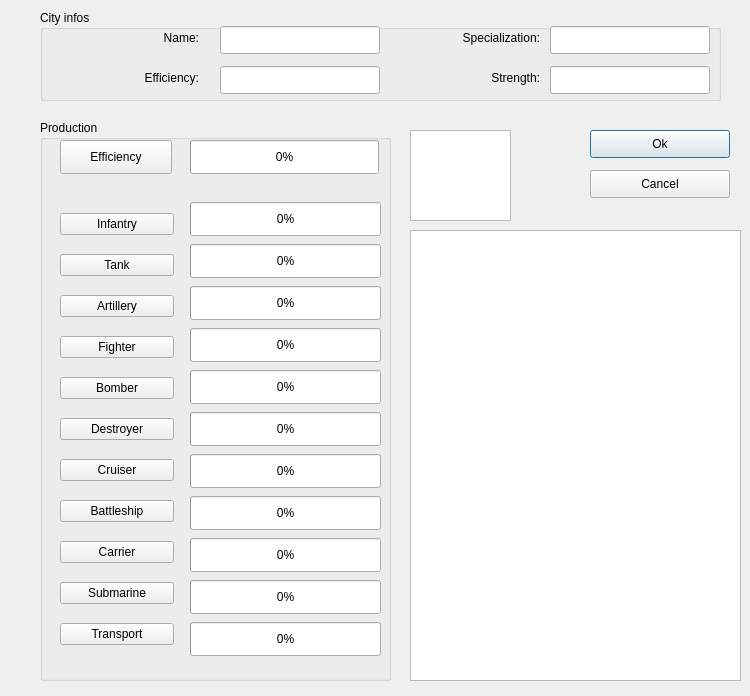
Qt form GameDemonstrator/dialogs/MapCitySettingsDialog.ui (raubwuerger/StrategicGameProject) before a commit.
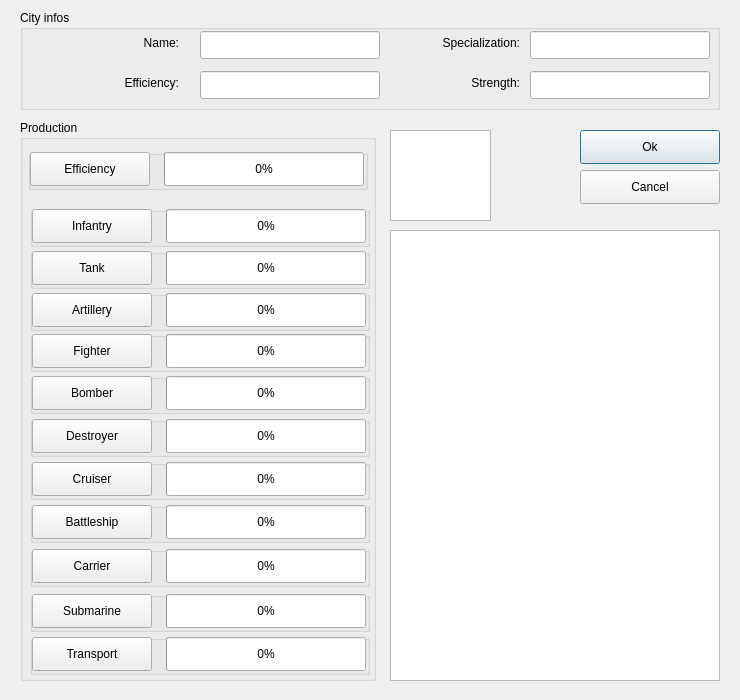
The same form after that commit.

Commit message: Somg GUI design.

Patch:
```diff
--- a/GameDemonstrator/dialogs/MapCitySettingsDialog.ui
+++ b/GameDemonstrator/dialogs/MapCitySettingsDialog.ui
@@ -6,378 +6,690 @@
    <rect>
     <x>0</x>
     <y>0</y>
-    <width>750</width>
-    <height>696</height>
+    <width>740</width>
+    <height>700</height>
    </rect>
   </property>
+  <property name="minimumSize">
+   <size>
+    <width>740</width>
+    <height>700</height>
+   </size>
+  </property>
+  <property name="maximumSize">
+   <size>
+    <width>740</width>
+    <height>700</height>
+   </size>
+  </property>
   <property name="windowTitle">
    <string>City Settings</string>
   </property>
   <widget class="QGroupBox" name="groupBoxProduction">
    <property name="geometry">
     <rect>
-     <x>40</x>
+     <x>20</x>
      <y>120</y>
-     <width>351</width>
+     <width>356</width>
      <height>561</height>
     </rect>
    </property>
    <property name="title">
     <string>Production</string>
    </property>
-   <widget class="QPushButton" name="pushButtonProduceEfficiency">
+   <widget class="QGroupBox" name="groupBoxEfficiency">
     <property name="geometry">
      <rect>
-      <x>20</x>
-      <y>20</y>
-      <width>112</width>
-      <height>34</height>
+      <x>8</x>
+      <y>30</y>
+      <width>340</width>
+      <height>40</height>
      </rect>
     </property>
-    <property name="text">
-     <string>Efficiency</string>
+    <property name="title">
+     <string/>
     </property>
+    <widget class="QPushButton" name="pushButtonProduceEfficiency">
+     <property name="geometry">
+      <rect>
+       <x>2</x>
+       <y>2</y>
+       <width>120</width>
+       <height>34</height>
+      </rect>
+     </property>
+     <property name="text">
+      <string>Efficiency</string>
+     </property>
+    </widget>
+    <widget class="QProgressBar" name="progressBarProgressEfficieny">
+     <property name="geometry">
+      <rect>
+       <x>136</x>
+       <y>2</y>
+       <width>200</width>
+       <height>34</height>
+      </rect>
+     </property>
+     <property name="minimumSize">
+      <size>
+       <width>0</width>
+       <height>34</height>
+      </size>
+     </property>
+     <property name="maximumSize">
+      <size>
+       <width>16777215</width>
+       <height>34</height>
+      </size>
+     </property>
+     <property name="value">
+      <number>0</number>
+     </property>
+     <property name="alignment">
+      <set>Qt::AlignJustify|Qt::AlignVCenter</set>
+     </property>
+    </widget>
    </widget>
-   <widget class="QProgressBar" name="progressBarProgressEfficieny">
+   <widget class="QGroupBox" name="groupBoxInfantry">
     <property name="geometry">
      <rect>
-      <x>150</x>
-      <y>20</y>
-      <width>189</width>
-      <height>34</height>
+      <x>10</x>
+      <y>87</y>
+      <width>340</width>
+      <height>40</height>
      </rect>
     </property>
-    <property name="minimumSize">
-     <size>
-      <width>0</width>
-      <height>34</height>
-     </size>
+    <property name="title">
+     <string/>
     </property>
-    <property name="maximumSize">
-     <size>
-      <width>16777215</width>
-      <height>34</height>
-     </size>
+    <widget class="QProgressBar" name="progressBarProgressInfantry">
+     <property name="geometry">
+      <rect>
+       <x>136</x>
+       <y>2</y>
+       <width>200</width>
+       <height>34</height>
+      </rect>
+     </property>
+     <property name="minimumSize">
+      <size>
+       <width>0</width>
+       <height>34</height>
+      </size>
+     </property>
+     <property name="maximumSize">
+      <size>
+       <width>16777215</width>
+       <height>34</height>
+      </size>
+     </property>
+     <property name="value">
+      <number>0</number>
+     </property>
+     <property name="alignment">
+      <set>Qt::AlignJustify|Qt::AlignVCenter</set>
+     </property>
+    </widget>
+    <widget class="QPushButton" name="pushButtonProduceInfantry">
+     <property name="geometry">
+      <rect>
+       <x>2</x>
+       <y>2</y>
+       <width>120</width>
+       <height>34</height>
+      </rect>
+     </property>
+     <property name="text">
+      <string>Infantry</string>
+     </property>
+    </widget>
+   </widget>
+   <widget class="QGroupBox" name="groupBoxTank">
+    <property name="geometry">
+     <rect>
+      <x>10</x>
+      <y>129</y>
+      <width>340</width>
+      <height>40</height>
+     </rect>
     </property>
-    <property name="value">
-     <number>0</number>
+    <property name="title">
+     <string/>
     </property>
+    <widget class="QProgressBar" name="progressBarProgressTank">
+     <property name="geometry">
+      <rect>
+       <x>136</x>
+       <y>2</y>
+       <width>200</width>
+       <height>34</height>
+      </rect>
+     </property>
+     <property name="minimumSize">
+      <size>
+       <width>0</width>
+       <height>34</height>
+      </size>
+     </property>
+     <property name="maximumSize">
+      <size>
+       <width>16777215</width>
+       <height>34</height>
+      </size>
+     </property>
+     <property name="value">
+      <number>0</number>
+     </property>
+     <property name="alignment">
+      <set>Qt::AlignJustify|Qt::AlignVCenter</set>
+     </property>
+    </widget>
+    <widget class="QPushButton" name="pushButtonProduceTank">
+     <property name="geometry">
+      <rect>
+       <x>2</x>
+       <y>2</y>
+       <width>120</width>
+       <height>34</height>
+      </rect>
+     </property>
+     <property name="text">
+      <string>Tank</string>
+     </property>
+    </widget>
    </widget>
-   <widget class="QWidget" name="layoutWidget">
+   <widget class="QGroupBox" name="groupBoxArtillery">
     <property name="geometry">
      <rect>
-      <x>20</x>
-      <y>80</y>
-      <width>114</width>
-      <height>466</height>
+      <x>10</x>
+      <y>171</y>
+      <width>340</width>
+      <height>40</height>
      </rect>
     </property>
-    <layout class="QVBoxLayout" name="verticalLayout">
-     <item>
-      <widget class="QPushButton" name="pushButtonProduceInfantry">
-       <property name="text">
-        <string>Infantry</string>
-       </property>
-      </widget>
-     </item>
-     <item>
-      <widget class="QPushButton" name="pushButtonProduceTank">
-       <property name="text">
-        <string>Tank</string>
-       </property>
-      </widget>
-     </item>
-     <item>
-      <widget class="QPushButton" name="pushButtonProduceArtillery">
-       <property name="text">
-        <string>Artillery</string>
-       </property>
-      </widget>
-     </item>
-     <item>
-      <widget class="QPushButton" name="pushButtonProduceFighter">
-       <property name="text">
-        <string>Fighter</string>
-       </property>
-      </widget>
-     </item>
-     <item>
-      <widget class="QPushButton" name="pushButtonProduceBomber">
-       <property name="text">
-        <string>Bomber</string>
-       </property>
-      </widget>
-     </item>
-     <item>
-      <widget class="QPushButton" name="pushButtonProduceDestroyer">
-       <property name="text">
-        <string>Destroyer</string>
-       </property>
-      </widget>
-     </item>
-     <item>
-      <widget class="QPushButton" name="pushButtonProduceCruiser">
-       <property name="text">
-        <string>Cruiser</string>
-       </property>
-      </widget>
-     </item>
-     <item>
-      <widget class="QPushButton" name="pushButtonProduceBattleshitp">
-       <property name="text">
-        <string>Battleship</string>
-       </property>
-      </widget>
-     </item>
-     <item>
-      <widget class="QPushButton" name="pushButtonProduceCarrier">
-       <property name="text">
-        <string>Carrier</string>
-       </property>
-      </widget>
-     </item>
-     <item>
-      <widget class="QPushButton" name="pushButtonProduceSubmarine">
-       <property name="text">
-        <string>Submarine</string>
-       </property>
-      </widget>
-     </item>
-     <item>
-      <widget class="QPushButton" name="pushButtonProduceTransport">
-       <property name="text">
-        <string>Transport</string>
-       </property>
-      </widget>
-     </item>
-    </layout>
+    <property name="title">
+     <string/>
+    </property>
+    <widget class="QPushButton" name="pushButtonProduceArtillery">
+     <property name="geometry">
+      <rect>
+       <x>2</x>
+       <y>2</y>
+       <width>120</width>
+       <height>34</height>
+      </rect>
+     </property>
+     <property name="text">
+      <string>Artillery</string>
+     </property>
+    </widget>
+    <widget class="QProgressBar" name="progressBarProgressArtillery">
+     <property name="geometry">
+      <rect>
+       <x>136</x>
+       <y>2</y>
+       <width>200</width>
+       <height>34</height>
+      </rect>
+     </property>
+     <property name="minimumSize">
+      <size>
+       <width>0</width>
+       <height>34</height>
+      </size>
+     </property>
+     <property name="maximumSize">
+      <size>
+       <width>16777215</width>
+       <height>34</height>
+      </size>
+     </property>
+     <property name="value">
+      <number>0</number>
+     </property>
+     <property name="alignment">
+      <set>Qt::AlignJustify|Qt::AlignVCenter</set>
+     </property>
+    </widget>
    </widget>
-   <widget class="QWidget" name="layoutWidgetProgress">
+   <widget class="QGroupBox" name="groupBoxFighter">
     <property name="geometry">
      <rect>
-      <x>150</x>
-      <y>80</y>
-      <width>191</width>
-      <height>466</height>
+      <x>10</x>
+      <y>212</y>
+      <width>340</width>
+      <height>40</height>
      </rect>
     </property>
-    <layout class="QVBoxLayout" name="verticalLayout_2">
-     <item>
-      <widget class="QProgressBar" name="progressBarProgressInfantry">
-       <property name="minimumSize">
-        <size>
-         <width>0</width>
-         <height>34</height>
-        </size>
-       </property>
-       <property name="maximumSize">
-        <size>
-         <width>16777215</width>
-         <height>34</height>
-        </size>
-       </property>
-       <property name="value">
-        <number>0</number>
-       </property>
-      </widget>
-     </item>
-     <item>
-      <widget class="QProgressBar" name="progressBarProgressTank">
-       <property name="minimumSize">
-        <size>
-         <width>0</width>
-         <height>34</height>
-        </size>
-       </property>
-       <property name="maximumSize">
-        <size>
-         <width>16777215</width>
-         <height>34</height>
-        </size>
-       </property>
-       <property name="value">
-        <number>0</number>
-       </property>
-      </widget>
-     </item>
-     <item>
-      <widget class="QProgressBar" name="progressBarProgressArtillery">
-       <property name="minimumSize">
-        <size>
-         <width>0</width>
-         <height>34</height>
-        </size>
-       </property>
-       <property name="maximumSize">
-        <size>
-         <width>16777215</width>
-         <height>34</height>
-        </size>
-       </property>
-       <property name="value">
-        <number>0</number>
-       </property>
-      </widget>
-     </item>
-     <item>
-      <widget class="QProgressBar" name="progressBarProgressFighter">
-       <property name="minimumSize">
-        <size>
-         <width>0</width>
-         <height>34</height>
-        </size>
-       </property>
-       <property name="maximumSize">
-        <size>
-         <width>16777215</width>
-         <height>34</height>
-        </size>
-       </property>
-       <property name="value">
-        <number>0</number>
-       </property>
-      </widget>
-     </item>
-     <item>
-      <widget class="QProgressBar" name="progressBarProgressBomber">
-       <property name="minimumSize">
-        <size>
-         <width>0</width>
-         <height>34</height>
-        </size>
-       </property>
-       <property name="maximumSize">
-        <size>
-         <width>16777215</width>
-         <height>34</height>
-        </size>
-       </property>
-       <property name="value">
-        <number>0</number>
-       </property>
-      </widget>
-     </item>
-     <item>
-      <widget class="QProgressBar" name="progressBarProgressDestroyer">
-       <property name="minimumSize">
-        <size>
-         <width>0</width>
-         <height>34</height>
-        </size>
-       </property>
-       <property name="maximumSize">
-        <size>
-         <width>16777215</width>
-         <height>34</height>
-        </size>
-       </property>
-       <property name="value">
-        <number>0</number>
-       </property>
-      </widget>
-     </item>
-     <item>
-      <widget class="QProgressBar" name="progressBarProgressCruiser">
-       <property name="minimumSize">
-        <size>
-         <width>0</width>
-         <height>34</height>
-        </size>
-       </property>
-       <property name="maximumSize">
-        <size>
-         <width>16777215</width>
-         <height>34</height>
-        </size>
-       </property>
-       <property name="value">
-        <number>0</number>
-       </property>
-      </widget>
-     </item>
-     <item>
-      <widget class="QProgressBar" name="progressBarProgressBattleship">
-       <property name="minimumSize">
-        <size>
-         <width>0</width>
-         <height>34</height>
-        </size>
-       </property>
-       <property name="maximumSize">
-        <size>
-         <width>16777215</width>
-         <height>34</height>
-        </size>
-       </property>
-       <property name="value">
-        <number>0</number>
-       </property>
-      </widget>
-     </item>
-     <item>
-      <widget class="QProgressBar" name="progressBarProgressCarrier">
-       <property name="minimumSize">
-        <size>
-         <width>0</width>
-         <height>34</height>
-        </size>
-       </property>
-       <property name="maximumSize">
-        <size>
-         <width>16777215</width>
-         <height>34</height>
-        </size>
-       </property>
-       <property name="value">
-        <number>0</number>
-       </property>
-      </widget>
-     </item>
-     <item>
-      <widget class="QProgressBar" name="progressBarProgressSubmarine">
-       <property name="minimumSize">
-        <size>
-         <width>0</width>
-         <height>34</height>
-        </size>
-       </property>
-       <property name="maximumSize">
-        <size>
-         <width>16777215</width>
-         <height>34</height>
-        </size>
-       </property>
-       <property name="value">
-        <number>0</number>
-       </property>
-      </widget>
-     </item>
-     <item>
-      <widget class="QProgressBar" name="progressBarProgressTransport">
-       <property name="minimumSize">
-        <size>
-         <width>0</width>
-         <height>34</height>
-        </size>
-       </property>
-       <property name="maximumSize">
-        <size>
-         <width>16777215</width>
-         <height>34</height>
-        </size>
-       </property>
-       <property name="value">
-        <number>0</number>
-       </property>
-      </widget>
-     </item>
-    </layout>
+    <property name="title">
+     <string/>
+    </property>
+    <widget class="QProgressBar" name="progressBarProgressFighter">
+     <property name="geometry">
+      <rect>
+       <x>136</x>
+       <y>2</y>
+       <width>200</width>
+       <height>34</height>
+      </rect>
+     </property>
+     <property name="minimumSize">
+      <size>
+       <width>0</width>
+       <height>34</height>
+      </size>
+     </property>
+     <property name="maximumSize">
+      <size>
+       <width>16777215</width>
+       <height>34</height>
+      </size>
+     </property>
+     <property name="value">
+      <number>0</number>
+     </property>
+     <property name="alignment">
+      <set>Qt::AlignJustify|Qt::AlignVCenter</set>
+     </property>
+    </widget>
+    <widget class="QPushButton" name="pushButtonProduceFighter">
+     <property name="geometry">
+      <rect>
+       <x>2</x>
+       <y>2</y>
+       <width>120</width>
+       <height>34</height>
+      </rect>
+     </property>
+     <property name="text">
+      <string>Fighter</string>
+     </property>
+    </widget>
+   </widget>
+   <widget class="QGroupBox" name="groupBoxBomber">
+    <property name="geometry">
+     <rect>
+      <x>10</x>
+      <y>254</y>
+      <width>340</width>
+      <height>40</height>
+     </rect>
+    </property>
+    <property name="title">
+     <string/>
+    </property>
+    <widget class="QProgressBar" name="progressBarProgressBomber">
+     <property name="geometry">
+      <rect>
+       <x>136</x>
+       <y>2</y>
+       <width>200</width>
+       <height>34</height>
+      </rect>
+     </property>
+     <property name="minimumSize">
+      <size>
+       <width>0</width>
+       <height>34</height>
+      </size>
+     </property>
+     <property name="maximumSize">
+      <size>
+       <width>16777215</width>
+       <height>34</height>
+      </size>
+     </property>
+     <property name="value">
+      <number>0</number>
+     </property>
+     <property name="alignment">
+      <set>Qt::AlignJustify|Qt::AlignVCenter</set>
+     </property>
+    </widget>
+    <widget class="QPushButton" name="pushButtonProduceBomber">
+     <property name="geometry">
+      <rect>
+       <x>2</x>
+       <y>2</y>
+       <width>120</width>
+       <height>34</height>
+      </rect>
+     </property>
+     <property name="text">
+      <string>Bomber</string>
+     </property>
+    </widget>
+   </widget>
+   <widget class="QGroupBox" name="groupBoxDestroyer">
+    <property name="geometry">
+     <rect>
+      <x>10</x>
+      <y>297</y>
+      <width>340</width>
+      <height>40</height>
+     </rect>
+    </property>
+    <property name="title">
+     <string/>
+    </property>
+    <widget class="QProgressBar" name="progressBarProgressDestroyer">
+     <property name="geometry">
+      <rect>
+       <x>136</x>
+       <y>2</y>
+       <width>200</width>
+       <height>34</height>
+      </rect>
+     </property>
+     <property name="minimumSize">
+      <size>
+       <width>0</width>
+       <height>34</height>
+      </size>
+     </property>
+     <property name="maximumSize">
+      <size>
+       <width>16777215</width>
+       <height>34</height>
+      </size>
+     </property>
+     <property name="value">
+      <number>0</number>
+     </property>
+     <property name="alignment">
+      <set>Qt::AlignJustify|Qt::AlignVCenter</set>
+     </property>
+    </widget>
+    <widget class="QPushButton" name="pushButtonProduceDestroyer">
+     <property name="geometry">
+      <rect>
+       <x>2</x>
+       <y>2</y>
+       <width>120</width>
+       <height>34</height>
+      </rect>
+     </property>
+     <property name="text">
+      <string>Destroyer</string>
+     </property>
+    </widget>
+   </widget>
+   <widget class="QGroupBox" name="groupBoxCruiser">
+    <property name="geometry">
+     <rect>
+      <x>10</x>
+      <y>340</y>
+      <width>340</width>
+      <height>40</height>
+     </rect>
+    </property>
+    <property name="title">
+     <string/>
+    </property>
+    <widget class="QProgressBar" name="progressBarProgressCruiser">
+     <property name="geometry">
+      <rect>
+       <x>136</x>
+       <y>2</y>
+       <width>200</width>
+       <height>34</height>
+      </rect>
+     </property>
+     <property name="minimumSize">
+      <size>
+       <width>0</width>
+       <height>34</height>
+      </size>
+     </property>
+     <property name="maximumSize">
+      <size>
+       <width>16777215</width>
+       <height>34</height>
+      </size>
+     </property>
+     <property name="value">
+      <number>0</number>
+     </property>
+     <property name="alignment">
+      <set>Qt::AlignJustify|Qt::AlignVCenter</set>
+     </property>
+    </widget>
+    <widget class="QPushButton" name="pushButtonProduceCruiser">
+     <property name="geometry">
+      <rect>
+       <x>2</x>
+       <y>2</y>
+       <width>120</width>
+       <height>34</height>
+      </rect>
+     </property>
+     <property name="text">
+      <string>Cruiser</string>
+     </property>
+    </widget>
+   </widget>
+   <widget class="QGroupBox" name="groupBoxBattleShip">
+    <property name="geometry">
+     <rect>
+      <x>10</x>
+      <y>383</y>
+      <width>340</width>
+      <height>40</height>
+     </rect>
+    </property>
+    <property name="title">
+     <string/>
+    </property>
+    <widget class="QProgressBar" name="progressBarProgressBattleship">
+     <property name="geometry">
+      <rect>
+       <x>136</x>
+       <y>2</y>
+       <width>200</width>
+       <height>34</height>
+      </rect>
+     </property>
+     <property name="minimumSize">
+      <size>
+       <width>0</width>
+       <height>34</height>
+      </size>
+     </property>
+     <property name="maximumSize">
+      <size>
+       <width>16777215</width>
+       <height>34</height>
+      </size>
+     </property>
+     <property name="value">
+      <number>0</number>
+     </property>
+     <property name="alignment">
+      <set>Qt::AlignJustify|Qt::AlignVCenter</set>
+     </property>
+    </widget>
+    <widget class="QPushButton" name="pushButtonProduceBattleshitp">
+     <property name="geometry">
+      <rect>
+       <x>2</x>
+       <y>2</y>
+       <width>120</width>
+       <height>34</height>
+      </rect>
+     </property>
+     <property name="text">
+      <string>Battleship</string>
+     </property>
+    </widget>
+   </widget>
+   <widget class="QGroupBox" name="groupBoxCarrier">
+    <property name="geometry">
+     <rect>
+      <x>10</x>
+      <y>427</y>
+      <width>340</width>
+      <height>40</height>
+     </rect>
+    </property>
+    <property name="title">
+     <string/>
+    </property>
+    <widget class="QProgressBar" name="progressBarProgressCarrier">
+     <property name="geometry">
+      <rect>
+       <x>136</x>
+       <y>2</y>
+       <width>200</width>
+       <height>34</height>
+      </rect>
+     </property>
+     <property name="minimumSize">
+      <size>
+       <width>0</width>
+       <height>34</height>
+      </size>
+     </property>
+     <property name="maximumSize">
+      <size>
+       <width>16777215</width>
+       <height>34</height>
+      </size>
+     </property>
+     <property name="value">
+      <number>0</number>
+     </property>
+     <property name="alignment">
+      <set>Qt::AlignJustify|Qt::AlignVCenter</set>
+     </property>
+    </widget>
+    <widget class="QPushButton" name="pushButtonProduceCarrier">
+     <property name="geometry">
+      <rect>
+       <x>2</x>
+       <y>2</y>
+       <width>120</width>
+       <height>34</height>
+      </rect>
+     </property>
+     <property name="text">
+      <string>Carrier</string>
+     </property>
+    </widget>
+   </widget>
+   <widget class="QGroupBox" name="groupBoxSubmarine">
+    <property name="geometry">
+     <rect>
+      <x>10</x>
+      <y>472</y>
+      <width>340</width>
+      <height>40</height>
+     </rect>
+    </property>
+    <property name="title">
+     <string/>
+    </property>
+    <widget class="QPushButton" name="pushButtonProduceSubmarine">
+     <property name="geometry">
+      <rect>
+       <x>2</x>
+       <y>2</y>
+       <width>120</width>
+       <height>34</height>
+      </rect>
+     </property>
+     <property name="text">
+      <string>Submarine</string>
+     </property>
+    </widget>
+    <widget class="QProgressBar" name="progressBarProgressSubmarine">
+     <property name="geometry">
+      <rect>
+       <x>136</x>
+       <y>2</y>
+       <width>200</width>
+       <height>34</height>
+      </rect>
+     </property>
+     <property name="minimumSize">
+      <size>
+       <width>0</width>
+       <height>34</height>
+      </size>
+     </property>
+     <property name="maximumSize">
+      <size>
+       <width>16777215</width>
+       <height>34</height>
+      </size>
+     </property>
+     <property name="value">
+      <number>0</number>
+     </property>
+     <property name="alignment">
+      <set>Qt::AlignJustify|Qt::AlignVCenter</set>
+     </property>
+    </widget>
+   </widget>
+   <widget class="QGroupBox" name="groupBoxTransport">
+    <property name="geometry">
+     <rect>
+      <x>10</x>
+      <y>515</y>
+      <width>340</width>
+      <height>40</height>
+     </rect>
+    </property>
+    <property name="title">
+     <string/>
+    </property>
+    <widget class="QProgressBar" name="progressBarProgressTransport">
+     <property name="geometry">
+      <rect>
+       <x>136</x>
+       <y>2</y>
+       <width>200</width>
+       <height>34</height>
+      </rect>
+     </property>
+     <property name="minimumSize">
+      <size>
+       <width>0</width>
+       <height>34</height>
+      </size>
+     </property>
+     <property name="maximumSize">
+      <size>
+       <width>16777215</width>
+       <height>34</height>
+      </size>
+     </property>
+     <property name="value">
+      <number>0</number>
+     </property>
+     <property name="alignment">
+      <set>Qt::AlignJustify|Qt::AlignVCenter</set>
+     </property>
+    </widget>
+    <widget class="QPushButton" name="pushButtonProduceTransport">
+     <property name="geometry">
+      <rect>
+       <x>2</x>
+       <y>2</y>
+       <width>120</width>
+       <height>34</height>
+      </rect>
+     </property>
+     <property name="text">
+      <string>Transport</string>
+     </property>
+    </widget>
    </widget>
   </widget>
   <widget class="QGraphicsView" name="graphicsViewUnitImage">
    <property name="geometry">
     <rect>
-     <x>410</x>
+     <x>390</x>
      <y>130</y>
      <width>101</width>
      <height>91</height>
@@ -387,9 +699,9 @@
   <widget class="QTableWidget" name="tableWidgetUnitStats">
    <property name="geometry">
     <rect>
-     <x>410</x>
+     <x>390</x>
      <y>230</y>
-     <width>331</width>
+     <width>330</width>
      <height>451</height>
     </rect>
    </property>
@@ -397,10 +709,10 @@
   <widget class="QPushButton" name="pushButtonOk">
    <property name="geometry">
     <rect>
-     <x>590</x>
+     <x>580</x>
      <y>130</y>
      <width>140</width>
-     <height>28</height>
+     <height>34</height>
     </rect>
    </property>
    <property name="text">
@@ -413,10 +725,10 @@
   <widget class="QPushButton" name="pushButtonCancel">
    <property name="geometry">
     <rect>
-     <x>590</x>
+     <x>580</x>
      <y>170</y>
      <width>140</width>
-     <height>28</height>
+     <height>34</height>
     </rect>
    </property>
    <property name="text">
@@ -426,10 +738,10 @@
   <widget class="QGroupBox" name="groupBoxCityInfo">
    <property name="geometry">
     <rect>
-     <x>40</x>
+     <x>20</x>
      <y>10</y>
-     <width>681</width>
-     <height>91</height>
+     <width>700</width>
+     <height>100</height>
     </rect>
    </property>
    <property name="title">
@@ -439,8 +751,8 @@
     <property name="geometry">
      <rect>
       <x>180</x>
-      <y>16</y>
-      <width>160</width>
+      <y>21</y>
+      <width>180</width>
       <height>28</height>
      </rect>
     </property>
@@ -449,8 +761,8 @@
     <property name="geometry">
      <rect>
       <x>180</x>
-      <y>56</y>
-      <width>160</width>
+      <y>61</y>
+      <width>180</width>
       <height>28</height>
      </rect>
     </property>
@@ -468,7 +780,7 @@
     <property name="geometry">
      <rect>
       <x>39</x>
-      <y>18</y>
+      <y>23</y>
       <width>120</width>
       <height>20</height>
      </rect>
@@ -484,7 +796,7 @@
     <property name="geometry">
      <rect>
       <x>39</x>
-      <y>58</y>
+      <y>63</y>
       <width>120</width>
       <height>20</height>
      </rect>
@@ -500,8 +812,8 @@
     <property name="geometry">
      <rect>
       <x>510</x>
-      <y>16</y>
-      <width>160</width>
+      <y>21</y>
+      <width>180</width>
       <height>28</height>
      </rect>
     </property>
@@ -513,7 +825,7 @@
     <property name="geometry">
      <rect>
       <x>380</x>
-      <y>58</y>
+      <y>63</y>
       <width>120</width>
       <height>20</height>
      </rect>
@@ -529,7 +841,7 @@
     <property name="geometry">
      <rect>
       <x>380</x>
-      <y>18</y>
+      <y>23</y>
       <width>120</width>
       <height>20</height>
      </rect>
@@ -545,8 +857,8 @@
     <property name="geometry">
      <rect>
       <x>510</x>
-      <y>56</y>
-      <width>160</width>
+      <y>61</y>
+      <width>180</width>
       <height>28</height>
      </rect>
     </property>
```
The commit also changes 2 other files.
